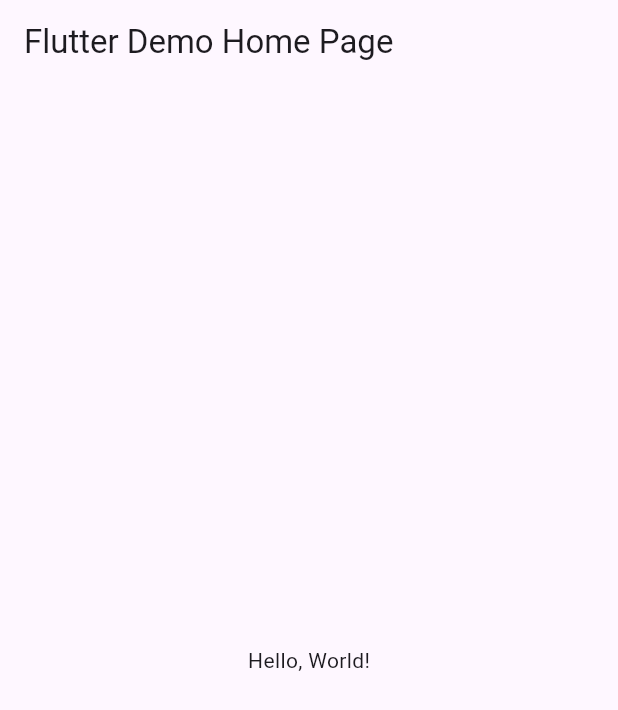
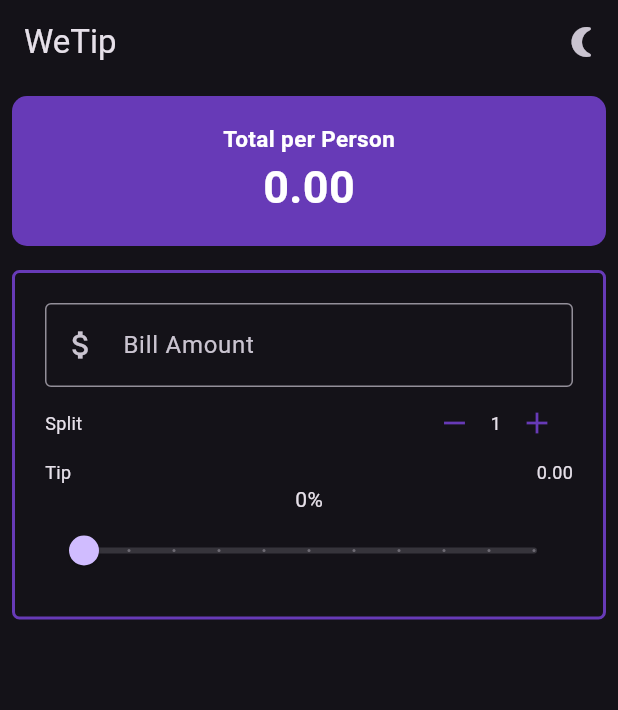
Before and after one commit to mayankkandoi/Tip_Calculator, a Flutter app: the screen it shows after launch, on a phone screen of 412 x 824 dp. Shown: the top 710 px of the screen. Run offline on Flutter 3.47's test engine with Material 3 defaults, Android fonts, the phone set to English and light mode, and no system bars.

Commit message:
Added dark theme

```diff
--- a/lib/main.dart
+++ b/lib/main.dart
@@ -1,42 +1,118 @@
 import 'package:flutter/material.dart';
+import 'package:provider/provider.dart';
+import 'package:tip_calculator/providers/ThemeProvider.dart';
+import 'package:tip_calculator/widgets/bill_amount_field.dart';
+import 'package:tip_calculator/widgets/person_counter.dart';
+import 'package:tip_calculator/widgets/tip_row.dart';
+import 'package:tip_calculator/widgets/tip_slider.dart';
+import 'package:tip_calculator/widgets/toggle_theme_button.dart';
+import 'package:tip_calculator/widgets/total_per_person.dart';
 
-void main() => runApp(MyApp());
+void main() => runApp(MultiProvider(
+    providers: [ChangeNotifierProvider(create: (context) => ThemeProvider())],
+    child: const MyApp()));
 
 class MyApp extends StatelessWidget {
   const MyApp({super.key});
+
   // This widget is the root of your application.
   @override
   Widget build(BuildContext context) {
+    final themeProvider = Provider.of<ThemeProvider>(context);
     return MaterialApp(
       // Application name
-      title: 'Flutter Hello World',
+      title: 'WeTip',
+      debugShowCheckedModeBanner: false,
       // Application theme data, you can set the colors for the application as
       // you want
-      theme: ThemeData(
-        // useMaterial3: false,
-        primarySwatch: Colors.blue,
-      ),
+      theme: themeProvider.currentTheme,
       // A widget which will be started on application startup
-      home: MyHomePage(title: 'Flutter Demo Home Page'),
+      home: const WeTip(),
     );
   }
 }
 
-class MyHomePage extends StatelessWidget {
-  final String title;
-  const MyHomePage({super.key, required this.title});
+class WeTip extends StatefulWidget {
+  const WeTip({super.key});
+
+  @override
+  State<WeTip> createState() => _WeTipState();
+}
+
+class _WeTipState extends State<WeTip> {
+  int _personCount = 1;
+  double _tipPercentage = 0;
+  double _billTotal = 0;
+
+  double totalPerPerson() {
+    return ((totalTip() + _billTotal) / _personCount);
+  }
+
+  double totalTip() {
+    return (_billTotal * _tipPercentage);
+  }
+
+  void increment() {
+    setState(() {
+      _personCount++;
+    });
+  }
+
+  void decrement() {
+    setState(() {
+      if (_personCount > 1) _personCount--;
+    });
+  }
 
   @override
   Widget build(BuildContext context) {
+    double total = totalPerPerson();
+    double totalT = totalTip();
     return Scaffold(
       appBar: AppBar(
-        // The title text which will be shown on the action bar
-        title: Text(title),
+        title: const Text("WeTip"),
+        actions: [ToggleThemeButton()],
       ),
-      body: Center(
-        child: Text(
-          'Hello, World!',
-        ),
+      body: Column(
+        crossAxisAlignment: CrossAxisAlignment.stretch,
+        children: [
+          TotalPerPerson(total: total),
+          Padding(
+            padding: const EdgeInsets.all(8.0),
+            child: Container(
+              padding: const EdgeInsets.all(20.0),
+              decoration: BoxDecoration(
+                  borderRadius: BorderRadius.circular(5),
+                  border: Border.all(color: Colors.deepPurple, width: 2)),
+              child: Column(children: [
+                BillAmountField(
+                  billAmount: _billTotal.toString(),
+                  onChanged: (value) {
+                    setState(() {
+                      _billTotal = double.parse(value);
+                    });
+                    //print("Amount : $value");
+                  },
+                ),
+                PersonCounter(
+                  personCount: _personCount,
+                  onDecrement: decrement,
+                  onIncrement: increment,
+                ),
+                TipRow(totalT: totalT),
+                Text('${(_tipPercentage * 100).round()}%'),
+                TipSlider(
+                  tipPercentage: _tipPercentage,
+                  onChanged: (double value) {
+                    setState(() {
+                      _tipPercentage = value;
+                    });
+                  },
+                )
+              ]),
+            ),
+          )
+        ],
       ),
     );
   }
--- /dev/null
+++ b/lib/providers/ThemeProvider.dart
@@ -0,0 +1,16 @@
+import 'package:flutter/material.dart';
+
+class ThemeProvider extends ChangeNotifier {
+  bool _isDarkMode = true;
+
+  bool get isDarkMode => _isDarkMode;
+
+  void toggleTheme() {
+    _isDarkMode = !_isDarkMode;
+    notifyListeners();
+  }
+
+  ThemeData get currentTheme {
+    return _isDarkMode ? ThemeData.dark() : ThemeData.light();
+  }
+}
--- /dev/null
+++ b/lib/widgets/bill_amount_field.dart
@@ -0,0 +1,26 @@
+import 'package:flutter/material.dart';
+
+class BillAmountField extends StatelessWidget {
+  const BillAmountField({
+    super.key,
+    required this.billAmount,
+    required this.onChanged,
+  });
+
+  final String billAmount;
+  final ValueChanged<String> onChanged;
+
+  @override
+  Widget build(BuildContext context) {
+    return TextField(
+      decoration: InputDecoration(
+          border: OutlineInputBorder(),
+          prefixIcon: Icon(Icons.attach_money),
+          labelText: 'Bill Amount'),
+      keyboardType: TextInputType.number,
+      onChanged: (String value) {
+        onChanged(value);
+      },
+    );
+  }
+}
--- /dev/null
+++ b/lib/widgets/person_counter.dart
@@ -0,0 +1,40 @@
+import 'package:flutter/material.dart';
+
+class PersonCounter extends StatelessWidget {
+  const PersonCounter({
+    super.key,
+    required int personCount,
+    required this.onDecrement,
+    required this.onIncrement,
+  }) : _personCount = personCount;
+
+  final int _personCount;
+  final VoidCallback onDecrement;
+  final VoidCallback onIncrement;
+
+  @override
+  Widget build(BuildContext context) {
+    return Row(
+      mainAxisAlignment: MainAxisAlignment.spaceBetween,
+      children: [
+        Text('Split',
+            style: TextStyle(
+              fontSize: 12,
+            )),
+        Row(
+          children: [
+            IconButton(
+                color: Colors.deepPurple,
+                onPressed: onDecrement,
+                icon: Icon(Icons.remove)),
+            Text('$_personCount', style: TextStyle(fontSize: 12)),
+            IconButton(
+                color: Colors.deepPurple,
+                onPressed: onIncrement,
+                icon: Icon(Icons.add))
+          ],
+        ),
+      ],
+    );
+  }
+}
--- /dev/null
+++ b/lib/widgets/tip_row.dart
@@ -0,0 +1,27 @@
+import 'package:flutter/material.dart';
+
+class TipRow extends StatelessWidget {
+  const TipRow({
+    super.key,
+    required this.totalT,
+  });
+
+  final double totalT;
+
+  @override
+  Widget build(BuildContext context) {
+    return Row(
+      mainAxisAlignment: MainAxisAlignment.spaceBetween,
+      children: [
+        Text('Tip',
+            style: TextStyle(
+              fontSize: 12,
+            )),
+        Text("${totalT.toStringAsFixed(2)}",
+            style: TextStyle(
+              fontSize: 12,
+            )),
+      ],
+    );
+  }
+}
--- /dev/null
+++ b/lib/widgets/tip_slider.dart
@@ -0,0 +1,27 @@
+import 'package:flutter/material.dart';
+
+class TipSlider extends StatelessWidget {
+  const TipSlider({
+    super.key,
+    required double tipPercentage,
+    required this.onChanged,
+  }) : _tipPercentage = tipPercentage;
+
+  final double _tipPercentage;
+  final ValueChanged<double> onChanged;
+
+  @override
+  Widget build(BuildContext context) {
+    return Slider(
+      value: _tipPercentage,
+      onChanged: onChanged,
+      // onChanged: (value) {
+      //   // setState(() {
+      //   //   _tipPercentage = value;
+      //   // });
+      // },
+      divisions: 10,
+      label: '${(_tipPercentage * 100).round()}%',
+    );
+  }
+}
--- /dev/null
+++ b/lib/widgets/toggle_theme_button.dart
@@ -0,0 +1,20 @@
+import 'package:flutter/material.dart';
+import 'package:provider/provider.dart';
+
+import '../providers/ThemeProvider.dart';
+
+class ToggleThemeButton extends StatelessWidget {
+  const ToggleThemeButton({
+    super.key,
+  });
+
+  @override
+  Widget build(BuildContext context) {
+    final themeProvider = Provider.of<ThemeProvider>(context);
+    return IconButton(
+        onPressed: themeProvider.toggleTheme,
+        icon: themeProvider.isDarkMode
+            ? Icon(Icons.nightlight_round)
+            : Icon(Icons.wb_sunny));
+  }
+}
--- /dev/null
+++ b/lib/widgets/total_per_person.dart
@@ -0,0 +1,39 @@
+import 'package:flutter/material.dart';
+
+class TotalPerPerson extends StatelessWidget {
+  const TotalPerPerson({
+    super.key,
+    required this.total,
+  });
+
+  final double total;
+
+  @override
+  Widget build(BuildContext context) {
+    return Padding(
+      padding: const EdgeInsets.all(8.0),
+      child: Container(
+          padding: EdgeInsets.all(18),
+          decoration: BoxDecoration(
+            color: Colors.deepPurple,
+            borderRadius: BorderRadius.circular(10),
+          ),
+          child: Column(
+            children: [
+              Text(
+                'Total per Person',
+                style: TextStyle(
+                    fontSize: 15,
+                    color: Colors.white,
+                    fontWeight: FontWeight.bold),
+              ),
+              Text(total.toStringAsFixed(2),
+                  style: TextStyle(
+                      fontSize: 30,
+                      color: Colors.white,
+                      fontWeight: FontWeight.bold)),
+            ],
+          )),
+    );
+  }
+}
--- a/pubspec.yaml
+++ b/pubspec.yaml
@@ -10,6 +10,7 @@ environment:
 dependencies:
   flutter:
     sdk: flutter
+  provider: ^6.1.5
 
 dev_dependencies:
   flutter_test:
```
